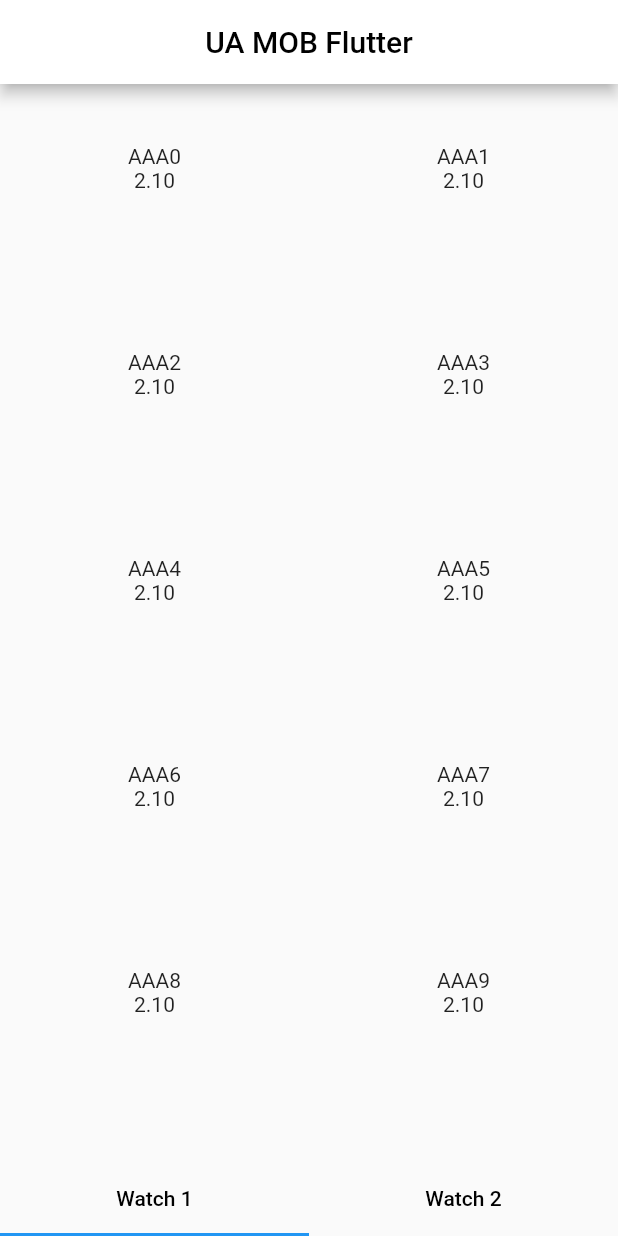
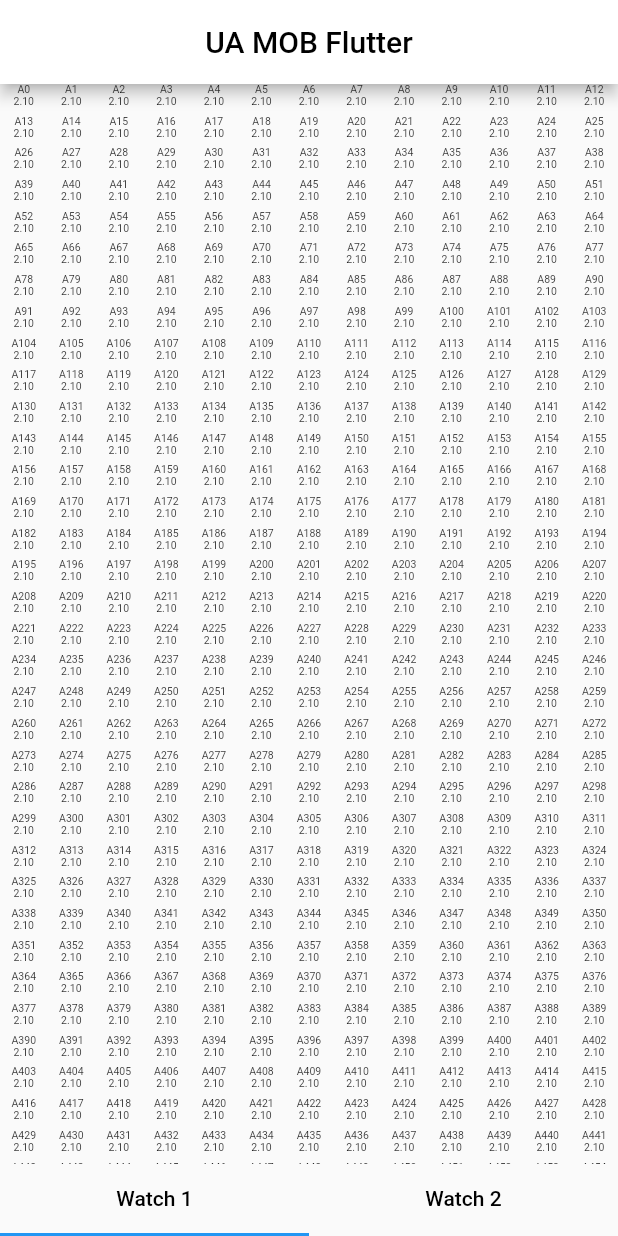
Before and after one commit to IfhamPain/flutter_demo_watchlist, a Flutter app: the screen it shows after launch, on a phone screen of 412 x 824 dp. Run offline on Flutter 3.47's test engine with Material 2 defaults, Android fonts, the phone set to English and light mode, and no system bars.

```diff
--- a/lib/main.dart
+++ b/lib/main.dart
@@ -25,7 +25,7 @@ createList () {
   symList1 = [];
 
   for (int i=0; i<1000; i++) {
-    symList1.add({"AAA" + i.toString() : double.parse((Random().nextDouble() * (10.00 - 1.00 + 1.00) + 1.00).toStringAsFixed(2))});
+    symList1.add({"A" + i.toString() : double.parse((Random().nextDouble() * (10.00 - 1.00 + 1.00) + 1.00).toStringAsFixed(2))});
   }
 }
 
@@ -58,11 +58,12 @@ class _MyHomePageState extends State<MyHomePage> with SingleTickerProviderStateM
       setState(() {});
       // Do whatever you want based on the tab index
     });
-    Timer.periodic(const Duration(milliseconds: 200), (timer) {
-      setState(() {
-        createList();
-      });
-    });
+    createList();
+    // Timer.periodic(const Duration(milliseconds: 200), (timer) {
+    //   setState(() {
+    //
+    //   });
+    // });
     super.initState();
   }
 
@@ -125,23 +126,20 @@ class _MyHomePageState extends State<MyHomePage> with SingleTickerProviderStateM
   Widget watchList() {
     return GridView.builder(
       itemCount: symList1.length,
-      gridDelegate: const SliverGridDelegateWithFixedCrossAxisCount(crossAxisCount: 2, childAspectRatio: 1.5),
+      gridDelegate: const SliverGridDelegateWithFixedCrossAxisCount(crossAxisCount: 13, childAspectRatio: 1.5),
       itemBuilder: (BuildContext context, int index) {
-        return GridView.count(
-          crossAxisCount: 1,
-          childAspectRatio: 1.5,
-          shrinkWrap: true,
-          scrollDirection: Axis.vertical,
-          physics: ScrollPhysics(),
-          children: <Widget>[
-            Padding(
-              padding: const EdgeInsets.fromLTRB(0, 40, 0, 40),
-              child: Column(
-                children: [
-                  Text(symList1[index].keys.first),
-                  Text(symList1[index].values.first.toStringAsFixed(2)),
-                ],
-              ),
+        return Flex(
+          direction: Axis.horizontal,
+          children: [
+            Expanded(
+                child: Column(
+                  children: [
+                    Text(symList1[index].keys.first,
+                      style: const TextStyle(fontSize: 7)),
+                    Text(symList1[index].values.first.toStringAsFixed(2),
+                      style: const TextStyle(fontSize: 7)),
+                  ],
+                )
             ),
           ],
         );
```
